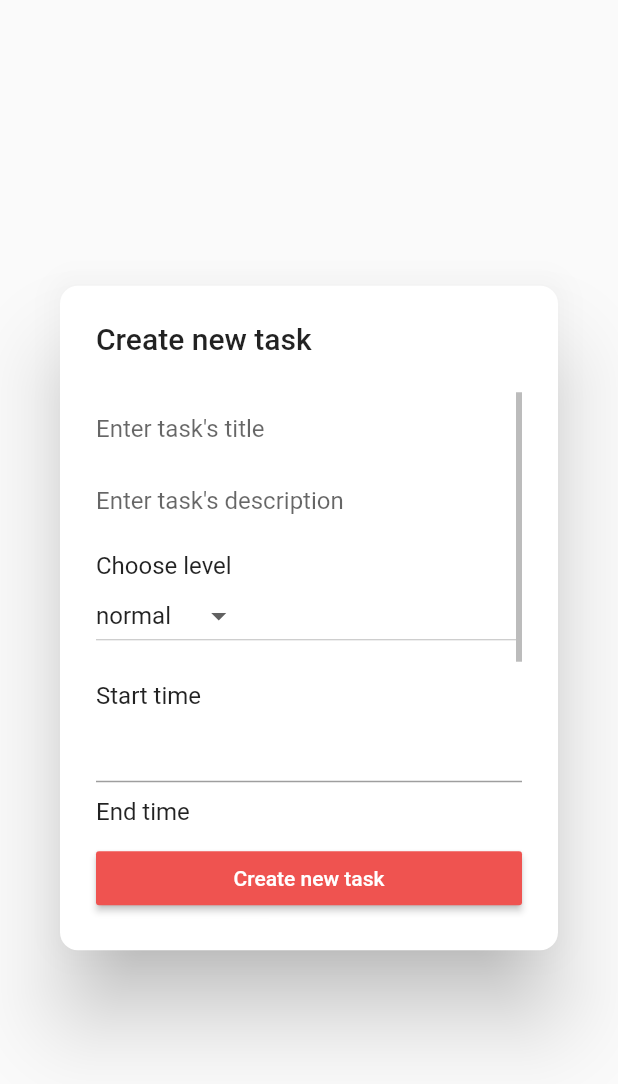
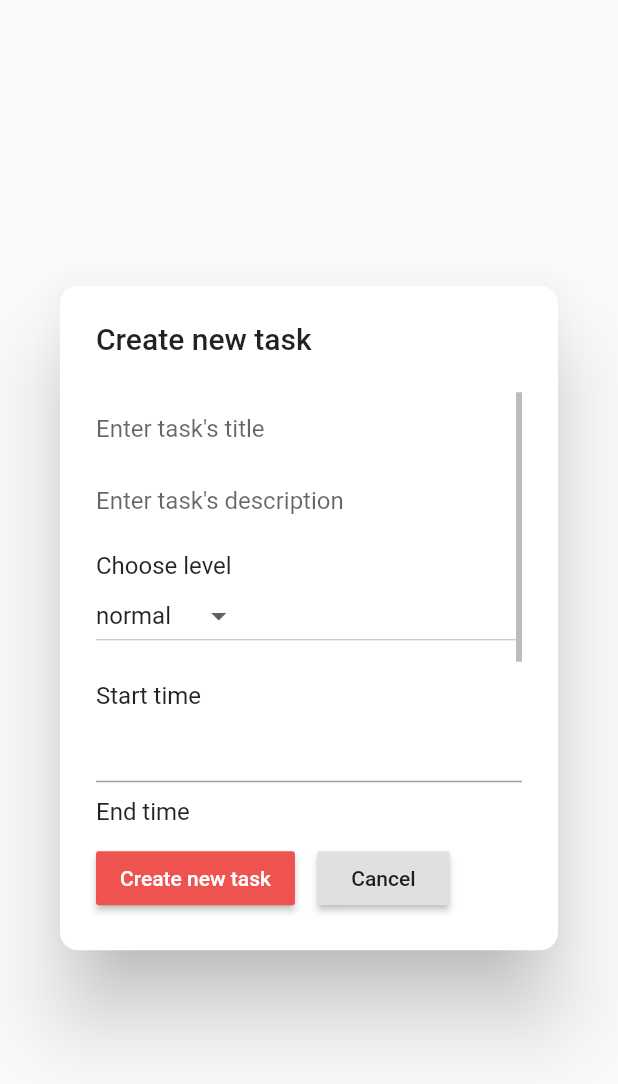
Before and after one commit to tung2389/To-do-manager, a Flutter app: the Creator widget shown alone on an empty page, opened directly, on a phone screen of 412 x 824 dp. Shown: the top 1084 px of the screen. Run offline on Flutter 3.47's test engine with Material 2 defaults, Android fonts, the light colour scheme and no system bars; drawn by our look-alikes of datetime_picker_formfield; our stand-ins replace cloud_firestore, firebase_auth, shared_preferences; accounts and stored records are empty.

Commit message:
Change the display of editor a little and add updateTask function

```diff
--- a/lib/view/widgets/Task/Creator/creator.dart
+++ b/lib/view/widgets/Task/Creator/creator.dart
@@ -210,7 +210,13 @@ class _CreatorState extends State<Creator> {
             ),
           ),
         ),
-        RaisedButton(
+        Row(
+          children: <Widget>[
+            Padding(
+              padding: const EdgeInsets.only(
+                right: 15
+              ),
+              child: RaisedButton(
                 child: _loading
                 ? Loading()
                 : Text(
@@ -222,9 +228,24 @@ class _CreatorState extends State<Creator> {
                   setState(() {
                     _loading = true;
                   });
-            _taskService.createTodo(_task);
+                  _taskService.createTodo(_task).whenComplete(() {
+                    setState(() {
+                      _loading = false;
+                    });
                     Navigator.pop(context); // Close the dialog
+                  });
                 },
+              ),
+            ),
+            RaisedButton(
+              child: Text(
+                'Cancel',
+                //style: TextStyle(color: Colors.white),
+              ),
+              //color: Colors.red[400],
+              onPressed: () => Navigator.pop(context) // Close the dialog
+            )
+          ],
         )
       ],
     );
```
Also changed, not shown: lib/controller/local.dart (added, +7 -0 lines), lib/controller/todo.dart (+20 -7 lines), lib/view/widgets/Task/Editor/editor.dart (+24 -2 lines), lib/view/widgets/Task/Info/info.dart (added). Lines whose indentation alone changed are shown as unchanged.
